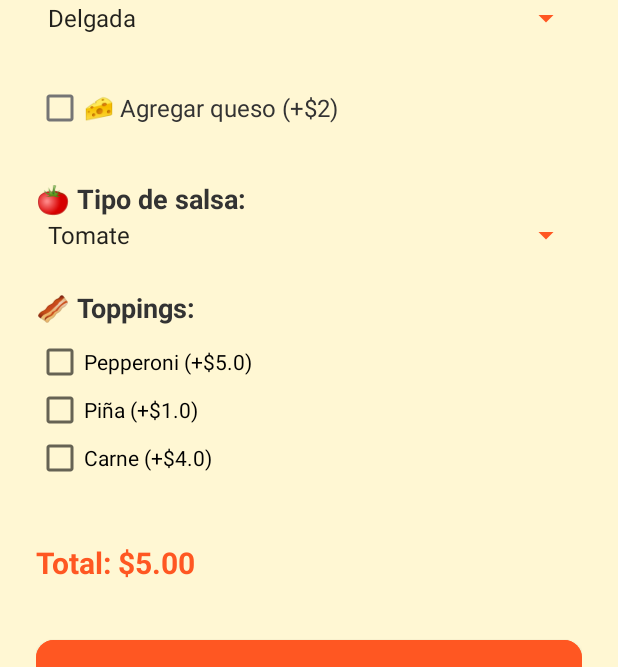
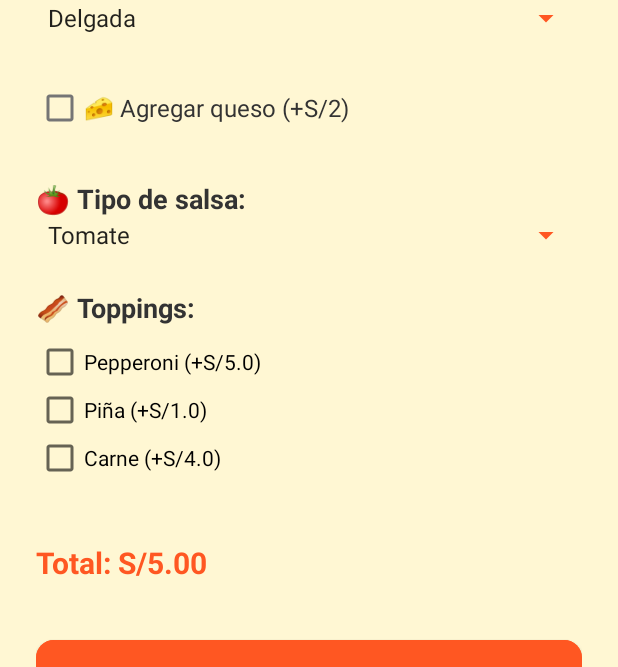
Before and after one commit to PaoloDiazG/Mamma_Pasta, an Android app: the ConstruirPizzaActivity screen opened directly, with no data from a screen before it, on a phone screen of 412 x 824 dp. Shown: the part 166-833 px from the top of the screen. Run offline under Robolectric (Android 15) with nearby library versions, the phone set to English and light mode, and no system bars.

Commit message:
Octava version estable - Cambio a soles y verificacion al cerrar sesion

```diff
--- a/app/src/main/java/com/mammapasta/builder/ConstruirPizzaActivity.java
+++ b/app/src/main/java/com/mammapasta/builder/ConstruirPizzaActivity.java
@@ -63,7 +63,7 @@
 
         for (Topping topping : toppingsList) {
             CheckBox checkBox = new CheckBox(this);
-            checkBox.setText(topping.getNombre() + " (+$" + topping.getPrecioExtra() + ")");
+            checkBox.setText(topping.getNombre() + " (+S/" + topping.getPrecioExtra() + ")");
             layoutToppings.addView(checkBox);
             toppingCheckboxes.put(checkBox, topping);
 
@@ -87,7 +87,7 @@
         }
 
         precioTotal = total;
-        txtPrecioTotal.setText("Total: $" + String.format("%.2f", precioTotal));
+        txtPrecioTotal.setText("Total: S/" + String.format("%.2f", precioTotal));
     }
 
     private void confirmarPizza() {
--- a/app/src/main/java/com/mammapasta/db/DBHelper.java
+++ b/app/src/main/java/com/mammapasta/db/DBHelper.java
@@ -182,7 +182,7 @@
 
                 pedidos.add(nombre + "\n" +
                         detalles + "\n" +
-                        "Precio: $" + String.format("%.2f", precio));
+                        "Precio: S/" + String.format("%.2f", precio));
             } while (cursor.moveToNext());
         }
         cursor.close();
--- a/app/src/main/java/com/mammapasta/detail/DetallePizzaActivity.java
+++ b/app/src/main/java/com/mammapasta/detail/DetallePizzaActivity.java
@@ -86,7 +86,7 @@
             }
         }
         precioTotal = precioBase + extra;
-        txtPrecioTotal.setText("Total: $" + precioTotal);
+        txtPrecioTotal.setText("Total: S/" + precioTotal);
     }
 
     private void agregarPedido() {
--- a/app/src/main/java/com/mammapasta/home/PizzaAdapter.java
+++ b/app/src/main/java/com/mammapasta/home/PizzaAdapter.java
@@ -36,7 +36,7 @@
 
         holder.txtName.setText(pizza.getNombre());
         holder.txtDesc.setText(pizza.getDescripcion());
-        holder.txtPrice.setText("$" + String.format("%.2f", pizza.getPrecioBase()));
+        holder.txtPrice.setText("S/" + String.format("%.2f", pizza.getPrecioBase()));
 
         // Obtener el resourceId de la imagen a partir del nombre almacenado
         int imageResId = context.getResources().getIdentifier(
--- a/app/src/main/res/layout/activity_confirmacion.xml
+++ b/app/src/main/res/layout/activity_confirmacion.xml
@@ -43,7 +43,7 @@
             android:id="@+id/txtPrecioFinal"
             android:layout_width="wrap_content"
             android:layout_height="wrap_content"
-            android:text="Total: $0.00"
+            android:text="Total: S/0.00"
             android:textSize="20sp"
             android:textStyle="bold"
             android:textColor="#FF5722"
--- a/app/src/main/res/layout/activity_construir_pizza.xml
+++ b/app/src/main/res/layout/activity_construir_pizza.xml
@@ -43,7 +43,7 @@
             android:id="@+id/chkQueso"
             android:layout_width="wrap_content"
             android:layout_height="wrap_content"
-            android:text="🧀 Agregar queso (+$2)"
+            android:text="🧀 Agregar queso (+S/2)"
             android:textSize="16sp"
             android:textColor="#333333"
             android:layout_marginBottom="24dp"/>
@@ -86,7 +86,7 @@
             android:id="@+id/txtPrecioTotal"
             android:layout_width="wrap_content"
             android:layout_height="wrap_content"
-            android:text="Total: $0.00"
+            android:text="Total: S/0.00"
             android:textSize="20sp"
             android:textStyle="bold"
             android:textColor="#FF5722"
--- a/app/src/main/res/layout/item_pizza.xml
+++ b/app/src/main/res/layout/item_pizza.xml
@@ -46,7 +46,7 @@
             android:id="@+id/txtPizzaPrice"
             android:layout_width="wrap_content"
             android:layout_height="wrap_content"
-            android:text="$10.00"
+            android:text="S/10.00"
             android:textColor="#E53935"
             android:textStyle="bold"
             android:textSize="16sp"
```
Also changed, not shown: app/src/main/java/com/mammapasta/home/HomeActivity.java (+22 -12 lines), app/src/main/java/com/mammapasta/order/ConfirmacionActivity.java (+4 -4 lines).
